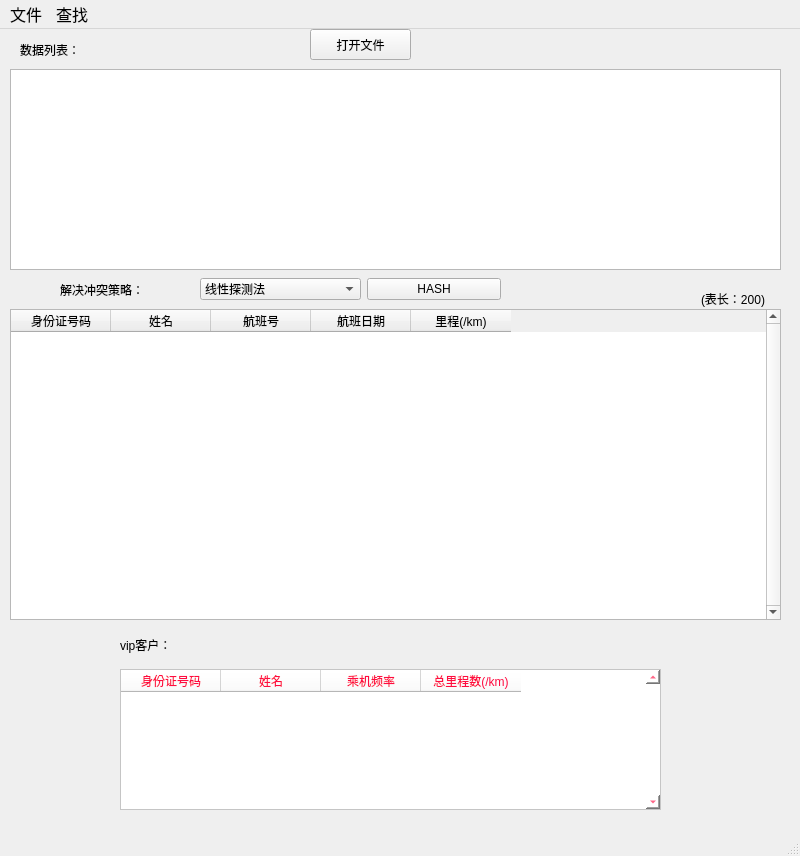
Old version of the form mainwindow.ui in the repository ClarkKenty/air_vip_finder.
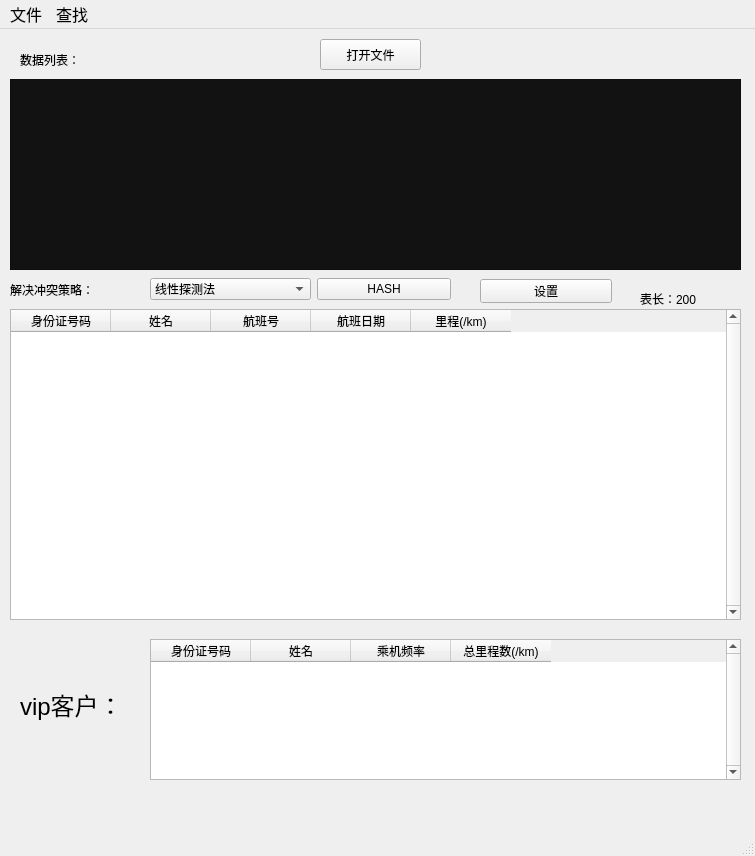
New version of the form.

Commit message: 2021.1.12 界面优化，加入其余功能

The edit to the form file:
```diff
--- a/mainwindow.ui
+++ b/mainwindow.ui
@@ -6,7 +6,7 @@
    <rect>
     <x>0</x>
     <y>0</y>
-    <width>800</width>
+    <width>755</width>
     <height>856</height>
    </rect>
   </property>
@@ -24,21 +24,31 @@
     <property name="geometry">
      <rect>
       <x>10</x>
-      <y>40</y>
-      <width>771</width>
-      <height>201</height>
+      <y>50</y>
+      <width>731</width>
+      <height>191</height>
      </rect>
     </property>
+    <property name="styleSheet">
+     <string notr="true">background-color:rgb(18,18,18);
+color:white;</string>
+    </property>
    </widget>
    <widget class="QTableWidget" name="table">
     <property name="geometry">
      <rect>
       <x>10</x>
       <y>280</y>
-      <width>771</width>
+      <width>731</width>
       <height>311</height>
      </rect>
     </property>
+    <property name="sizePolicy">
+     <sizepolicy hsizetype="Fixed" vsizetype="Fixed">
+      <horstretch>0</horstretch>
+      <verstretch>0</verstretch>
+     </sizepolicy>
+    </property>
     <property name="layoutDirection">
      <enum>Qt::LeftToRight</enum>
     </property>
@@ -80,15 +90,19 @@
    <widget class="QLabel" name="label">
     <property name="geometry">
      <rect>
-      <x>120</x>
-      <y>600</y>
-      <width>271</width>
+      <x>20</x>
+      <y>660</y>
+      <width>121</width>
       <height>31</height>
      </rect>
     </property>
+    <property name="font">
+     <font>
+      <pointsize>18</pointsize>
+     </font>
+    </property>
     <property name="styleSheet">
-     <string notr="true">font: 75 16pt &quot;Adobe Devanagari&quot;;
-color:rgb(0, 0, 0)</string>
+     <string notr="true"/>
     </property>
     <property name="text">
      <string>vip客户：</string>
@@ -97,9 +111,9 @@
    <widget class="QTableWidget" name="vip_table">
     <property name="geometry">
      <rect>
-      <x>120</x>
-      <y>640</y>
-      <width>541</width>
+      <x>150</x>
+      <y>610</y>
+      <width>591</width>
       <height>141</height>
      </rect>
     </property>
@@ -107,8 +121,7 @@
      <enum>Qt::LeftToRight</enum>
     </property>
     <property name="styleSheet">
-     <string notr="true">color:rgb(255, 11, 64);
-background-color:white;</string>
+     <string notr="true"/>
     </property>
     <property name="verticalScrollBarPolicy">
      <enum>Qt::ScrollBarAlwaysOn</enum>
@@ -143,8 +156,8 @@
    <widget class="QPushButton" name="file_open_buttom">
     <property name="geometry">
      <rect>
-      <x>310</x>
-      <y>0</y>
+      <x>320</x>
+      <y>10</y>
       <width>101</width>
       <height>31</height>
      </rect>
@@ -157,7 +170,7 @@
     <property name="geometry">
      <rect>
       <x>20</x>
-      <y>10</y>
+      <y>20</y>
       <width>72</width>
       <height>21</height>
      </rect>
@@ -169,7 +182,7 @@
    <widget class="QWidget" name="horizontalLayoutWidget">
     <property name="geometry">
      <rect>
-      <x>60</x>
+      <x>10</x>
       <y>240</y>
       <width>441</width>
       <height>41</height>
@@ -225,14 +238,27 @@
    <widget class="QLabel" name="label_4">
     <property name="geometry">
      <rect>
-      <x>701</x>
+      <x>640</x>
       <y>260</y>
       <width>91</width>
       <height>20</height>
      </rect>
     </property>
     <property name="text">
-     <string>(表长：200)</string>
+     <string>表长：200</string>
+    </property>
+   </widget>
+   <widget class="QPushButton" name="hash_settings">
+    <property name="geometry">
+     <rect>
+      <x>480</x>
+      <y>250</y>
+      <width>132</width>
+      <height>24</height>
+     </rect>
+    </property>
+    <property name="text">
+     <string>设置</string>
     </property>
    </widget>
   </widget>
@@ -241,7 +267,7 @@
     <rect>
      <x>0</x>
      <y>0</y>
-     <width>800</width>
+     <width>755</width>
      <height>32</height>
     </rect>
    </property>
```
The commit also changes 5 other files.
